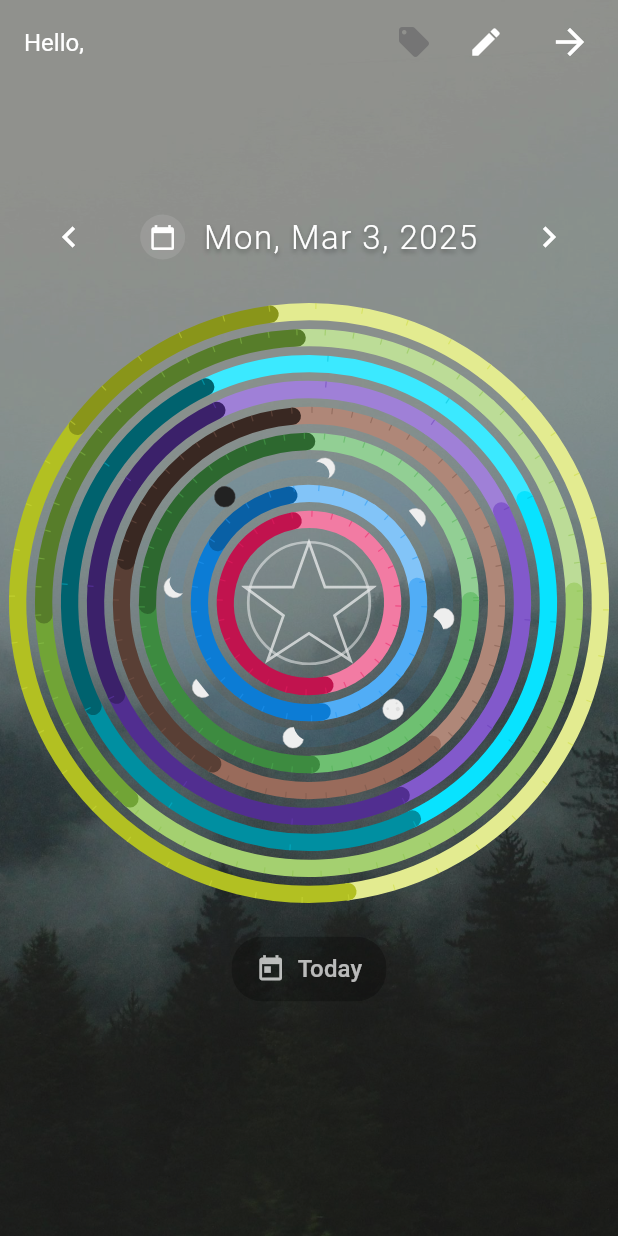
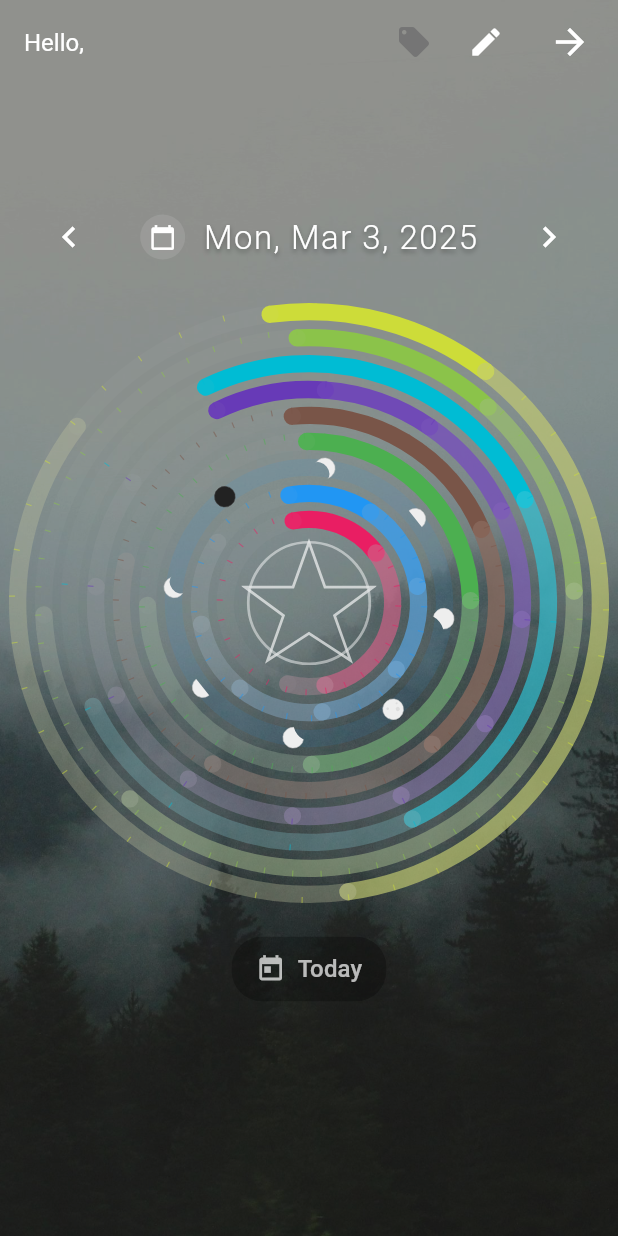
Before and after one commit to rovisjet/woy, a Flutter app: the screen it shows after launch, after a tap on the "chevron left" icon, on a phone screen of 412 x 824 dp. Run offline on Flutter 3.47's test engine with Material 3 defaults, Android fonts, the phone set to English and light mode, and no system bars; our stand-ins replace flutter_svg.

Commit message:
gradients somewhat working - direction of spin and order or phases needs work, then idea of today on phases etc

```diff
--- a/frontend/lib/widgets/ring.dart
+++ b/frontend/lib/widgets/ring.dart
@@ -237,38 +237,42 @@ class RingPainter extends CustomPainter {
     this.showLabels = false,
   });
 
-  // Generate a thematic color based on the base color and a percentage
-  Color _getThematicColor(Color baseColor, double percentage) {
+  // Generate a color based on position in the era sequence (0 = first era, 1 = last era)
+  Color _getThematicColor(Color baseColor, double position) {
     try {
-      // Create variations based on the base color
-      if (percentage < 0.25) {
-        // Lighter version
-        return HSLColor.fromColor(baseColor).withLightness(
-          (HSLColor.fromColor(baseColor).lightness + 0.2).clamp(0.0, 1.0)
-        ).toColor();
-      } else if (percentage < 0.5) {
-        // Slightly lighter
-        return HSLColor.fromColor(baseColor).withLightness(
-          (HSLColor.fromColor(baseColor).lightness + 0.1).clamp(0.0, 1.0)
-        ).toColor();
-      } else if (percentage < 0.75) {
-        // Slightly darker
-        return HSLColor.fromColor(baseColor).withLightness(
-          (HSLColor.fromColor(baseColor).lightness - 0.1).clamp(0.0, 1.0)
-        ).toColor();
-      } else {
-        // Darker version
-        return HSLColor.fromColor(baseColor).withLightness(
-          (HSLColor.fromColor(baseColor).lightness - 0.2).clamp(0.0, 1.0)
-        ).toColor();
-      }
+      // Ensure position is between 0 and 1
+      position = position.clamp(0.0, 1.0);
+
+      // Calculate how gray/transparent to make the color
+      // - At position 0 (first era), color is fully vibrant
+      // - Moving through eras, colors become grayer and more transparent
+      // - At position 1 (last era), color is almost transparent
+
+      // Avoid making it completely transparent at the very end to prevent glitches
+      final greyFactor = math.min(0.95, position);
+
+      // Calculate opacity (from 1.0 for first era to 0.0 for last era)
+      final opacity = math.max(0.0, 1.0 - greyFactor);
+
+      // Calculate color - blend between the base color and gray
+      final HSLColor baseHsl = HSLColor.fromColor(baseColor);
+
+      // Blend toward grey as we progress through eras
+      final HSLColor blendedColor = HSLColor.fromAHSL(
+        opacity,
+        baseHsl.hue,
+        baseHsl.saturation * (1.0 - greyFactor), // Reduce saturation
+        baseHsl.lightness * (1.0 - greyFactor * 0.5) + 0.5 * greyFactor, // Lighten slightly as we desaturate
+      );
+
+      return blendedColor.toColor();
     } catch (e) {
       // Fallback to base color if any error occurs
       return baseColor;
     }
   }
 
-  void _drawEraLabel(Canvas canvas, Offset center, String text, double angle, double radius, double sweepAngle) {
+  void _drawEraLabel(Canvas canvas, Offset center, String text, double angle, double radius, double sweepAngle, double eraPosition) {
     if (!showLabels) return;
 
     final arcLength = sweepAngle * radius;
@@ -278,11 +282,8 @@ class RingPainter extends CustomPainter {
     if (arcLength < 60) fontSize = 10.0;
     if (arcLength < 40) fontSize = 8.0;
 
-    // Calculate percentage through the cycle for thematic coloring
-    final percentage = angle / (2 * math.pi);
-
-    // Get the background color (era color)
-    final Color backgroundColor = _getThematicColor(ring.baseColor, percentage);
+    // Get the background color (era color) based on position in sequence
+    final Color backgroundColor = _getThematicColor(ring.baseColor, eraPosition);
 
     // Calculate luminance to determine if the background is light or dark
     // Using the perceived brightness formula (0.299*R + 0.587*G + 0.114*B)
@@ -365,20 +366,28 @@ class RingPainter extends CustomPainter {
   }
 
   void _drawColorBasedRing(Canvas canvas, Size size, Offset center) {
-    // Draw eras
-    for (var era in ring.eras) {
+    // Sort eras by their start day to establish the sequence
+    final sortedEras = List<dynamic>.from(ring.eras)
+      ..sort((a, b) => a.startDay!.compareTo(b.startDay!));
+
+    // Calculate total number of eras for position normalization
+    final totalEras = sortedEras.length;
+
+    // Draw eras in their sorted order
+    for (int i = 0; i < sortedEras.length; i++) {
       try {
+        final era = sortedEras[i];
         final startAngle = (era.startDay * 2 * math.pi) / ring.numberOfTicks;
         final sweepAngle = ((era.endDay - era.startDay) * 2 * math.pi) / ring.numberOfTicks;
 
         // Ensure we have valid angles
         if (sweepAngle <= 0 || startAngle.isNaN || sweepAngle.isNaN) continue;
 
-        // Calculate percentage through the cycle for thematic coloring
-        final percentage = era.startDay / ring.numberOfTicks;
+        // Calculate normalized position in the sequence (0 = first, 1 = last)
+        final eraPosition = totalEras > 1 ? i / (totalEras - 1) : 0.0;
 
-        // Use thematic color based on the ring's base color
-        final Color eraColor = _getThematicColor(ring.baseColor, percentage);
+        // Use position-based theming for color
+        final eraColor = _getThematicColor(ring.baseColor, eraPosition);
 
         final eraPaint = Paint()
           ..color = eraColor
@@ -397,7 +406,7 @@ class RingPainter extends CustomPainter {
           eraPaint,
         );
 
-        // Draw era label
+        // Draw era label with appropriate contrast
         final middleAngle = startAngle + (sweepAngle / 2) - math.pi / 2;
         _drawEraLabel(
           canvas,
@@ -406,6 +415,7 @@ class RingPainter extends CustomPainter {
           middleAngle,
           ring.innerRadius + (ring.thickness / 2),
           sweepAngle,
+          eraPosition,
         );
       } catch (e) {
         // Skip this era if there's an error
```
